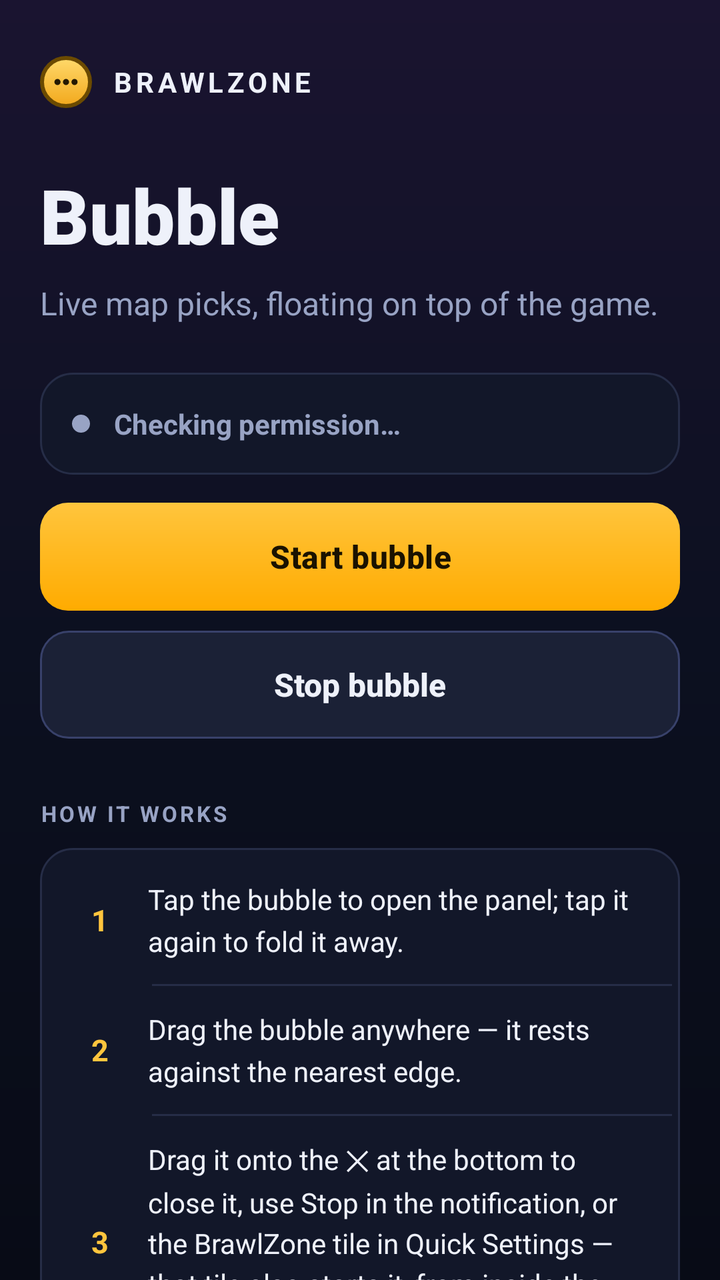
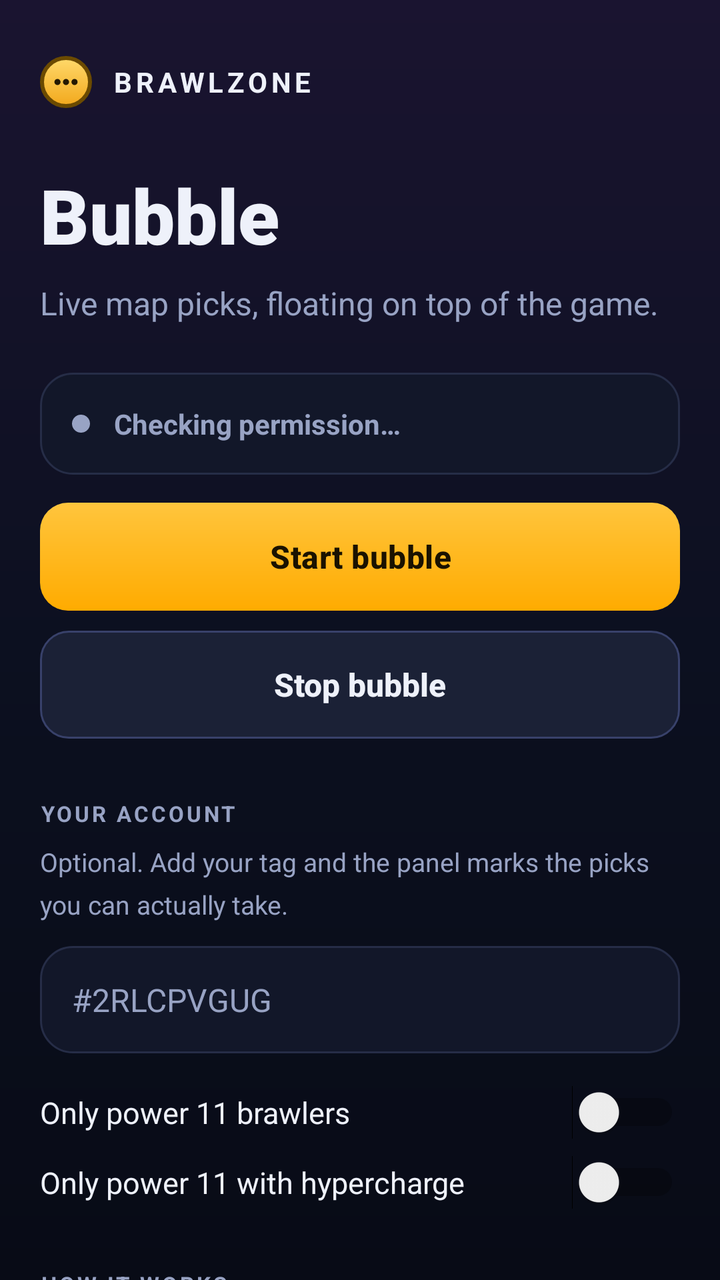

Two renders of the same Android screen: before a commit and after it. Below are the layout's source before the change and the commit's diff.
<!-- AndroidManifest.xml: application theme Theme.BrawlZone -->
<!-- res/layout/activity_main.xml -->
<?xml version="1.0" encoding="utf-8"?>
<ScrollView xmlns:android="http://schemas.android.com/apk/res/android"
    android:layout_width="match_parent"
    android:layout_height="match_parent"
    android:background="@drawable/bg_screen"
    android:fillViewport="true"
    android:scrollbars="none">

    <LinearLayout
        android:layout_width="match_parent"
        android:layout_height="wrap_content"
        android:orientation="vertical"
        android:paddingStart="20dp"
        android:paddingEnd="20dp"
        android:paddingTop="28dp"
        android:paddingBottom="32dp">

        
        <LinearLayout
            android:layout_width="wrap_content"
            android:layout_height="wrap_content"
            android:orientation="horizontal"
            android:gravity="center_vertical">

            <ImageView
                android:layout_width="26dp"
                android:layout_height="26dp"
                android:background="@drawable/bubble_badge"
                android:src="@drawable/bubble_glyph"
                android:padding="5dp"
                android:contentDescription="@null" />

            <TextView
                android:layout_width="wrap_content"
                android:layout_height="wrap_content"
                android:layout_marginStart="10dp"
                android:text="BRAWLZONE"
                android:textSize="14sp"
                android:textStyle="bold"
                android:letterSpacing="0.14"
                android:textColor="@color/foreground" />
        </LinearLayout>

        <TextView
            android:layout_width="wrap_content"
            android:layout_height="wrap_content"
            android:layout_marginTop="28dp"
            android:text="Bubble"
            android:textSize="38sp"
            android:fontFamily="sans-serif-black"
            android:textColor="@color/foreground" />

        <TextView
            android:layout_width="match_parent"
            android:layout_height="wrap_content"
            android:layout_marginTop="8dp"
            android:text="Live map picks, floating on top of the game."
            android:textSize="16sp"
            android:lineSpacingMultiplier="1.25"
            android:textColor="@color/muted" />

        
        <LinearLayout
            android:layout_width="match_parent"
            android:layout_height="wrap_content"
            android:layout_marginTop="24dp"
            android:background="@drawable/card_surface"
            android:orientation="horizontal"
            android:gravity="center_vertical"
            android:padding="16dp">

            <View
                android:id="@+id/status_dot"
                android:layout_width="9dp"
                android:layout_height="9dp"
                android:background="@drawable/dot" />

            <TextView
                android:id="@+id/status_text"
                android:layout_width="0dp"
                android:layout_height="wrap_content"
                android:layout_weight="1"
                android:layout_marginStart="12dp"
                android:textSize="14sp"
                android:textStyle="bold"
                android:textColor="@color/muted"
                android:text="Checking permission…" />
        </LinearLayout>

        <Button
            android:id="@+id/start"
            android:layout_width="match_parent"
            android:layout_height="54dp"
            android:layout_marginTop="14dp"
            android:background="@drawable/btn_gold"
            android:stateListAnimator="@null"
            android:text="Start bubble"
            android:textAllCaps="false"
            android:textSize="16sp"
            android:textStyle="bold"
            android:letterSpacing="0.01"
            android:textColor="@color/brand_ink" />

        <Button
            android:id="@+id/stop"
            android:layout_width="match_parent"
            android:layout_height="54dp"
            android:layout_marginTop="10dp"
            android:background="@drawable/btn_outline"
            android:stateListAnimator="@null"
            android:text="Stop bubble"
            android:textAllCaps="false"
            android:textSize="16sp"
            android:textStyle="bold"
            android:textColor="@color/foreground" />

        
        <Button
            android:id="@+id/add_tile"
            android:layout_width="match_parent"
            android:layout_height="54dp"
            android:layout_marginTop="10dp"
            android:background="@drawable/btn_outline"
            android:stateListAnimator="@null"
            android:text="Add to Quick Settings"
            android:textAllCaps="false"
            android:textSize="16sp"
            android:textStyle="bold"
            android:visibility="gone"
            android:textColor="@color/foreground" />

        
        <TextView
            android:id="@+id/restricted"
            android:layout_width="match_parent"
            android:layout_height="wrap_content"
            android:layout_marginTop="14dp"
            android:background="@drawable/card_warn"
            android:padding="16dp"
            android:textSize="13sp"
            android:lineSpacingMultiplier="1.35"
            android:textColor="@color/brand"
            android:visibility="gone"
            android:text="The toggle is greyed out?" />

        <TextView
            android:layout_width="wrap_content"
            android:layout_height="wrap_content"
            android:layout_marginTop="30dp"
            android:text="HOW IT WORKS"
            android:textSize="11sp"
            android:textStyle="bold"
            android:letterSpacing="0.12"
            android:textColor="@color/muted" />

        <LinearLayout
            android:layout_width="match_parent"
            android:layout_height="wrap_content"
            android:layout_marginTop="10dp"
            android:background="@drawable/card_surface"
            android:orientation="vertical"
            android:padding="4dp">


            <LinearLayout
                android:layout_width="match_parent"
                android:layout_height="wrap_content"
                android:orientation="horizontal"
                android:gravity="center_vertical"
                android:padding="12dp">

                <TextView
                    android:layout_width="28dp"
                    android:layout_height="wrap_content"
                    android:text="1"
                    android:textSize="15sp"
                    android:textStyle="bold"
                    android:gravity="center"
                    android:textColor="@color/brand" />

                <TextView
                    android:layout_width="0dp"
                    android:layout_height="wrap_content"
                    android:layout_weight="1"
                    android:layout_marginStart="10dp"
                    android:textSize="14sp"
                    android:lineSpacingMultiplier="1.25"
                    android:textColor="@color/foreground"
                    android:text="Tap the bubble to open the panel; tap it again to fold it away." />
            </LinearLayout>

            <View
                android:layout_width="match_parent"
                android:layout_height="1dp"
                android:layout_marginStart="52dp"
                android:background="@color/border" />

            <LinearLayout
                android:layout_width="match_parent"
                android:layout_height="wrap_content"
                android:orientation="horizontal"
                android:gravity="center_vertical"
                android:padding="12dp">

                <TextView
                    android:layout_width="28dp"
                    android:layout_height="wrap_content"
                    android:text="2"
                    android:textSize="15sp"
                    android:textStyle="bold"
                    android:gravity="center"
                    android:textColor="@color/brand" />

                <TextView
                    android:layout_width="0dp"
                    android:layout_height="wrap_content"
                    android:layout_weight="1"
                    android:layout_marginStart="10dp"
                    android:textSize="14sp"
                    android:lineSpacingMultiplier="1.25"
                    android:textColor="@color/foreground"
                    android:text="Drag the bubble anywhere — it rests against the nearest edge." />
            </LinearLayout>

            <View
                android:layout_width="match_parent"
                android:layout_height="1dp"
                android:layout_marginStart="52dp"
                android:background="@color/border" />

            <LinearLayout
                android:layout_width="match_parent"
                android:layout_height="wrap_content"
                android:orientation="horizontal"
                android:gravity="center_vertical"
                android:padding="12dp">

                <TextView
                    android:layout_width="28dp"
                    android:layout_height="wrap_content"
                    android:text="3"
                    android:textSize="15sp"
                    android:textStyle="bold"
                    android:gravity="center"
                    android:textColor="@color/brand" />

                <TextView
                    android:layout_width="0dp"
                    android:layout_height="wrap_content"
                    android:layout_weight="1"
                    android:layout_marginStart="10dp"
                    android:textSize="14sp"
                    android:lineSpacingMultiplier="1.25"
                    android:textColor="@color/foreground"
                    android:text="Drag it onto the ✕ at the bottom to close it, use Stop in the notification, or the BrawlZone tile in Quick Settings — that tile also starts it, from inside the game." />
            </LinearLayout>

        </LinearLayout>

    </LinearLayout>
</ScrollView>
<!-- resources referenced by this layout -->
<resources>
  <color name="border">#262D47</color>
  <color name="brand">#FFC53D</color>
  <color name="brand_ink">#1A1200</color>
  <color name="foreground">#EEF1FA</color>
  <color name="muted">#98A3C4</color>
  <!-- drawable bg_screen (drawable) -->
  <?xml version="1.0" encoding="utf-8"?>
  <layer-list xmlns:android="http://schemas.android.com/apk/res/android">
      <item><color android:color="@color/background" /></item>
      <item>
          <shape android:shape="rectangle">
              <gradient
                  android:type="linear"
                  android:angle="270"
                  android:startColor="#1A1430"
                  android:centerColor="#0C1020"
                  android:endColor="@color/background" />
          </shape>
      </item>
  </layer-list>
  <!-- drawable btn_gold (drawable) -->
  <?xml version="1.0" encoding="utf-8"?>
  <ripple xmlns:android="http://schemas.android.com/apk/res/android" android:color="#33000000">
      <item>
          <shape android:shape="rectangle">
              <gradient android:type="linear" android:angle="270"
                  android:startColor="@color/brand" android:endColor="@color/brand_strong" />
              <corners android:radius="14dp" />
          </shape>
      </item>
  </ripple>
  <!-- drawable btn_outline (drawable) -->
  <?xml version="1.0" encoding="utf-8"?>
  <ripple xmlns:android="http://schemas.android.com/apk/res/android" android:color="#22FFFFFF">
      <item>
          <shape android:shape="rectangle">
              <solid android:color="@color/surface_2" />
              <corners android:radius="14dp" />
              <stroke android:width="1dp" android:color="@color/border_strong" />
          </shape>
      </item>
  </ripple>
  <!-- drawable bubble_badge (drawable) -->
  <?xml version="1.0" encoding="utf-8"?>
  <shape xmlns:android="http://schemas.android.com/apk/res/android" android:shape="oval">
      <gradient
          android:type="linear"
          android:angle="270"
          android:startColor="#FFD96B"
          android:endColor="#F2A81C" />
      <stroke android:width="2dp" android:color="#6B4A00" />
  </shape>
  <!-- drawable card_surface (drawable) -->
  <?xml version="1.0" encoding="utf-8"?>
  <shape xmlns:android="http://schemas.android.com/apk/res/android" android:shape="rectangle">
      <solid android:color="@color/surface" />
      <corners android:radius="16dp" />
      <stroke android:width="1dp" android:color="@color/border" />
  </shape>
  <!-- drawable card_warn (drawable) -->
  <?xml version="1.0" encoding="utf-8"?>
  <shape xmlns:android="http://schemas.android.com/apk/res/android" android:shape="rectangle">
      <solid android:color="#1A1F1405" />
      <corners android:radius="16dp" />
      <stroke android:width="1dp" android:color="#66FFC53D" />
  </shape>
  <!-- drawable dot (drawable) -->
  <?xml version="1.0" encoding="utf-8"?>
  <shape xmlns:android="http://schemas.android.com/apk/res/android" android:shape="oval">
      <solid android:color="@color/muted" />
  </shape>
  <style name="Theme.BrawlZone" parent="Theme.AppCompat.DayNight.NoActionBar">
          <item name="android:statusBarColor">@color/background</item>
          <item name="android:navigationBarColor">@color/background</item>
          <item name="android:windowLightStatusBar">false</item>
          <item name="android:windowLightNavigationBar">false</item>
          <item name="android:windowBackground">@color/background</item>
      </style>
  <color name="background">#080B16</color>
  <color name="brand_strong">#FFAB00</color>
  <color name="surface_2">#1B2136</color>
  <color name="border_strong">#38416A</color>
  <color name="surface">#121729</color>
  <!-- unchanged entries left out for length: 1 -->
</resources>

<!-- the commit's change to res/layout/activity_main.xml (unified diff, before → after) -->
@@ -143,6 +143,71 @@
             android:visibility="gone"
             android:text="The toggle is greyed out?" />
 
+        
+        <TextView
+            android:layout_width="wrap_content"
+            android:layout_height="wrap_content"
+            android:layout_marginTop="30dp"
+            android:text="YOUR ACCOUNT"
+            android:textSize="11sp"
+            android:textStyle="bold"
+            android:letterSpacing="0.12"
+            android:textColor="@color/muted" />
+
+        <TextView
+            android:layout_width="match_parent"
+            android:layout_height="wrap_content"
+            android:layout_marginTop="8dp"
+            android:text="Optional. Add your tag and the panel marks the picks you can actually take."
+            android:textSize="13sp"
+            android:lineSpacingMultiplier="1.35"
+            android:textColor="@color/muted" />
+
+        <EditText
+            android:id="@+id/tag"
+            android:layout_width="match_parent"
+            android:layout_height="wrap_content"
+            android:layout_marginTop="12dp"
+            android:background="@drawable/card_surface"
+            android:padding="16dp"
+            android:hint="#2RLCPVGUG"
+            android:importantForAutofill="no"
+            android:inputType="textCapCharacters|textNoSuggestions"
+            android:maxLength="16"
+            android:singleLine="true"
+            android:textSize="16sp"
+            android:textColor="@color/foreground"
+            android:textColorHint="@color/muted"
+            android:autofillHints="" />
+
+        <TextView
+            android:id="@+id/tag_status"
+            android:layout_width="match_parent"
+            android:layout_height="wrap_content"
+            android:layout_marginTop="8dp"
+            android:textSize="13sp"
+            android:textColor="@color/muted"
+            android:visibility="gone" />
+
+        
+        <Switch
+            android:id="@+id/only_eleven"
+            android:layout_width="match_parent"
+            android:layout_height="wrap_content"
+            android:layout_marginTop="16dp"
+            android:text="Only power 11 brawlers"
+            android:textSize="15sp"
+            android:textColor="@color/foreground" />
+
+        <Switch
+            android:id="@+id/only_hypercharge"
+            android:layout_width="match_parent"
+            android:layout_height="wrap_content"
+            android:layout_marginTop="8dp"
+            android:text="Only power 11 with hypercharge"
+            android:textSize="15sp"
+            android:textColor="@color/foreground" />
+
         <TextView
             android:layout_width="wrap_content"
             android:layout_height="wrap_content"
